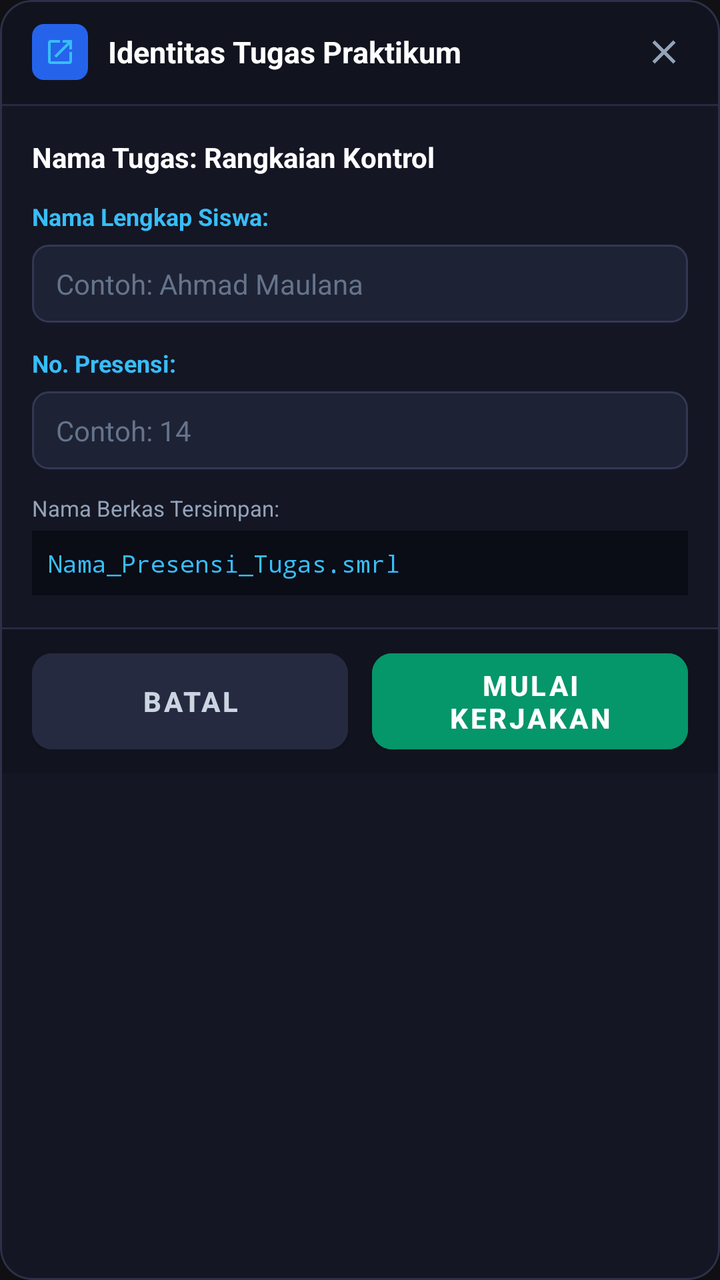
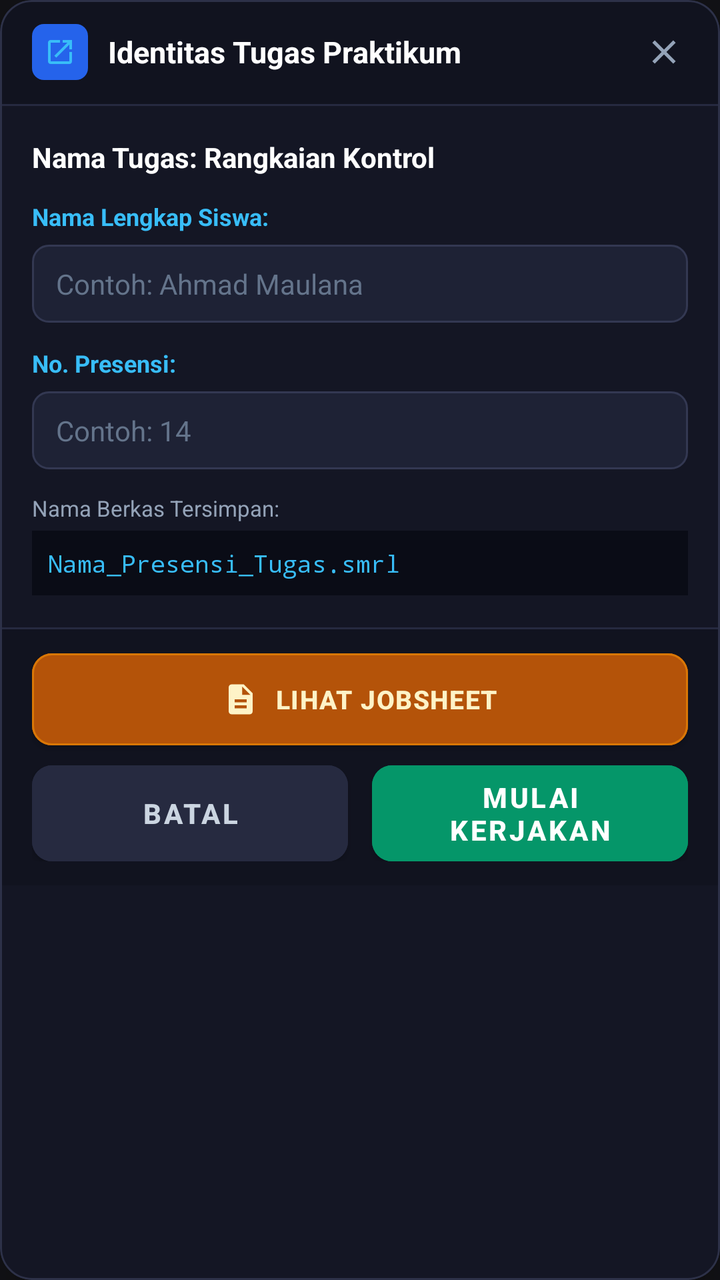

Screens rendered from an Android XML layout before and after an edit, with the pre-edit source and the edit as a unified diff.
<!-- AndroidManifest.xml: application theme Theme.Simurelay -->
<!-- res/layout/dialog_modern_student_identity.xml -->
<?xml version="1.0" encoding="utf-8"?>
<com.google.android.material.card.MaterialCardView
    xmlns:android="http://schemas.android.com/apk/res/android"
    xmlns:app="http://schemas.android.com/apk/res-auto"
    android:layout_width="match_parent"
    android:layout_height="wrap_content"
    android:layout_margin="16dp"
    app:cardBackgroundColor="#141624"
    app:cardCornerRadius="16dp"
    app:cardElevation="16dp"
    app:strokeColor="#2d3148"
    app:strokeWidth="1dp">

    <LinearLayout
        android:layout_width="match_parent"
        android:layout_height="wrap_content"
        android:orientation="vertical">

        
        <LinearLayout
            android:layout_width="match_parent"
            android:layout_height="52dp"
            android:gravity="center_vertical"
            android:orientation="horizontal"
            android:background="#11131f"
            android:paddingStart="16dp"
            android:paddingEnd="12dp">

            <FrameLayout
                android:layout_width="28dp"
                android:layout_height="28dp"
                android:background="@drawable/bg_icon_blue_square">

                <ImageView
                    android:layout_width="16dp"
                    android:layout_height="16dp"
                    android:layout_gravity="center"
                    android:src="@drawable/ic_export"
                    app:tint="#38bdf8"
                    android:contentDescription="Task Icon" />
            </FrameLayout>

            <TextView
                android:layout_width="0dp"
                android:layout_height="wrap_content"
                android:layout_weight="1"
                android:layout_marginStart="10dp"
                android:text="Identitas Tugas Praktikum"
                android:textColor="#ffffff"
                android:textSize="15sp"
                android:textStyle="bold" />

            <ImageView
                android:id="@+id/btnCloseStudentIdentity"
                android:layout_width="32dp"
                android:layout_height="32dp"
                android:padding="6dp"
                android:src="@drawable/ic_close"
                android:background="?android:attr/selectableItemBackgroundBorderless"
                android:clickable="true"
                android:focusable="true"
                app:tint="#94a3b8" />
        </LinearLayout>

        <View
            android:layout_width="match_parent"
            android:layout_height="1dp"
            android:background="#262a40" />

        
        <LinearLayout
            android:layout_width="match_parent"
            android:layout_height="wrap_content"
            android:orientation="vertical"
            android:padding="16dp">

            <TextView
                android:id="@+id/tvIdentityTaskName"
                android:layout_width="match_parent"
                android:layout_height="wrap_content"
                android:text="Nama Tugas: Rangkaian Kontrol"
                android:textColor="#ffffff"
                android:textSize="14sp"
                android:textStyle="bold"
                android:layout_marginBottom="12dp" />

            
            <TextView
                android:layout_width="wrap_content"
                android:layout_height="wrap_content"
                android:text="Nama Lengkap Siswa:"
                android:textColor="#38bdf8"
                android:textSize="12sp"
                android:textStyle="bold"
                android:layout_marginBottom="6dp" />

            <EditText
                android:id="@+id/etStudentNameInput"
                android:layout_width="match_parent"
                android:layout_height="wrap_content"
                android:background="@drawable/bg_edit_text_modern"
                android:textColor="#ffffff"
                android:textColorHint="#64748b"
                android:textSize="14sp"
                android:singleLine="true"
                android:hint="Contoh: Ahmad Maulana"
                android:layout_marginBottom="12dp" />

            
            <TextView
                android:layout_width="wrap_content"
                android:layout_height="wrap_content"
                android:text="No. Presensi:"
                android:textColor="#38bdf8"
                android:textSize="12sp"
                android:textStyle="bold"
                android:layout_marginBottom="6dp" />

            <EditText
                android:id="@+id/etStudentPresensiInput"
                android:layout_width="match_parent"
                android:layout_height="wrap_content"
                android:background="@drawable/bg_edit_text_modern"
                android:textColor="#ffffff"
                android:textColorHint="#64748b"
                android:textSize="14sp"
                android:singleLine="true"
                android:inputType="number"
                android:hint="Contoh: 14"
                android:layout_marginBottom="12dp" />

            
            <TextView
                android:layout_width="wrap_content"
                android:layout_height="wrap_content"
                android:text="Nama Berkas Tersimpan:"
                android:textColor="#94a3b8"
                android:textSize="11sp"
                android:layout_marginBottom="4dp" />

            <TextView
                android:id="@+id/tvStudentAutoFilename"
                android:layout_width="match_parent"
                android:layout_height="wrap_content"
                android:background="#0a0c16"
                android:padding="8dp"
                android:textColor="#38bdf8"
                android:textSize="12sp"
                android:fontFamily="monospace"
                android:text="Nama_Presensi_Tugas.smrl" />
        </LinearLayout>

        <View
            android:layout_width="match_parent"
            android:layout_height="1dp"
            android:background="#262a40" />

        
        <LinearLayout
            android:layout_width="match_parent"
            android:layout_height="wrap_content"
            android:gravity="center_vertical"
            android:orientation="horizontal"
            android:paddingStart="16dp"
            android:paddingEnd="16dp"
            android:paddingTop="12dp"
            android:paddingBottom="12dp"
            android:background="#11131f">

            <com.google.android.material.button.MaterialButton
                android:id="@+id/btnCancelStudentIdentity"
                android:layout_width="0dp"
                android:layout_height="48dp"
                android:layout_weight="1"
                android:backgroundTint="#262a40"
                android:text="BATAL"
                android:textColor="#cbd5e1"
                android:textSize="14sp"
                android:textStyle="bold"
                app:cornerRadius="10dp"
                android:insetTop="0dp"
                android:insetBottom="0dp"
                android:layout_marginEnd="12dp" />

            <com.google.android.material.button.MaterialButton
                android:id="@+id/btnConfirmStudentIdentity"
                android:layout_width="0dp"
                android:layout_height="48dp"
                android:layout_weight="1"
                android:backgroundTint="#059669"
                android:text="MULAI KERJAKAN"
                android:textColor="#ffffff"
                android:textSize="14sp"
                android:textStyle="bold"
                app:cornerRadius="10dp"
                android:insetTop="0dp"
                android:insetBottom="0dp" />
        </LinearLayout>
    </LinearLayout>
</com.google.android.material.card.MaterialCardView>
<!-- resources referenced by this layout -->
<resources>
  <!-- drawable bg_edit_text_modern (drawable) -->
  <?xml version="1.0" encoding="utf-8"?>
  <shape xmlns:android="http://schemas.android.com/apk/res/android"
      android:shape="rectangle">
      <solid android:color="#1e2235" />
      <stroke
          android:width="1dp"
          android:color="#333852" />
      <corners android:radius="8dp" />
      <padding
          android:left="12dp"
          android:top="10dp"
          android:right="12dp"
          android:bottom="10dp" />
  </shape>
  <!-- drawable bg_icon_blue_square (drawable) -->
  <?xml version="1.0" encoding="utf-8"?>
  <shape xmlns:android="http://schemas.android.com/apk/res/android"
      android:shape="rectangle">
      <solid android:color="#2563eb" />
      <corners android:radius="6dp" />
  </shape>
  <!-- drawable ic_close (drawable) -->
  <vector xmlns:android="http://schemas.android.com/apk/res/android"
      android:width="24dp"
      android:height="24dp"
      android:viewportWidth="24"
      android:viewportHeight="24">
    <path
        android:fillColor="#ffffff"
        android:pathData="M19,6.41L17.59,5 12,10.59 6.41,5 5,6.41 10.59,12 5,17.59 6.41,19 12,13.41 17.59,19 19,17.59 13.41,12z"/>
  </vector>
  <!-- drawable ic_export (drawable) -->
  <vector xmlns:android="http://schemas.android.com/apk/res/android"
      android:width="24dp"
      android:height="24dp"
      android:viewportWidth="24"
      android:viewportHeight="24">
      <path
          android:fillColor="#FFFFFFFF"
          android:pathData="M19,19H5V5h7V3H5c-1.11,0 -2,0.9 -2,2v14c0,1.1 0.89,2 2,2h14c1.1,0 2,-0.9 2,-2v-7h-2v7zM14,3v2h3.59l-9.83,9.83 1.41,1.41L19,6.41V10h2V3h-7z"/>
  </vector>
  <style name="Theme.Simurelay" parent="Theme.MaterialComponents.NoActionBar">
          <item name="android:windowBackground">#121216</item>
          <item name="android:colorBackground">#121216</item>
          <item name="android:windowNoTitle">true</item>
          <item name="android:windowFullscreen">false</item>
          <item name="android:statusBarColor">@android:color/transparent</item>
          <item name="android:navigationBarColor">@android:color/transparent</item>
          <item name="android:windowDrawsSystemBarBackgrounds">true</item>
          <item name="colorPrimary">#2563eb</item>
          <item name="colorPrimaryDark">#121216</item>
          <item name="colorAccent">#38bdf8</item>
      </style>
</resources>

<!-- the commit's change to res/layout/dialog_modern_student_identity.xml (unified diff, before → after) -->
@@ -159,42 +159,72 @@
         <LinearLayout
             android:layout_width="match_parent"
             android:layout_height="wrap_content"
-            android:gravity="center_vertical"
-            android:orientation="horizontal"
+            android:orientation="vertical"
             android:paddingStart="16dp"
             android:paddingEnd="16dp"
             android:paddingTop="12dp"
             android:paddingBottom="12dp"
             android:background="#11131f">
 
+            
             <com.google.android.material.button.MaterialButton
-                android:id="@+id/btnCancelStudentIdentity"
-                android:layout_width="0dp"
-                android:layout_height="48dp"
-                android:layout_weight="1"
-                android:backgroundTint="#262a40"
-                android:text="BATAL"
-                android:textColor="#cbd5e1"
-                android:textSize="14sp"
-                android:textStyle="bold"
-                app:cornerRadius="10dp"
+                android:id="@+id/btnViewTaskJobsheet"
+                android:layout_width="match_parent"
+                android:layout_height="46dp"
+                android:layout_marginBottom="10dp"
+                android:backgroundTint="#b45309"
+                android:text="LIHAT JOBSHEET"
+                android:textColor="#fef3c7"
+                android:textSize="13sp"
+                android:textStyle="bold"
+                android:letterSpacing="0.04"
                 android:insetTop="0dp"
                 android:insetBottom="0dp"
-                android:layout_marginEnd="12dp" />
-
-            <com.google.android.material.button.MaterialButton
-                android:id="@+id/btnConfirmStudentIdentity"
-                android:layout_width="0dp"
-                android:layout_height="48dp"
-                android:layout_weight="1"
-                android:backgroundTint="#059669"
-                android:text="MULAI KERJAKAN"
-                android:textColor="#ffffff"
-                android:textSize="14sp"
-                android:textStyle="bold"
                 app:cornerRadius="10dp"
-                android:insetTop="0dp"
-                android:insetBottom="0dp" />
+                app:strokeColor="#d97706"
+                app:strokeWidth="1dp"
+                app:icon="@drawable/ic_description"
+                app:iconGravity="textStart"
+                app:iconPadding="8dp"
+                app:iconSize="18dp"
+                app:iconTint="#fef3c7" />
+
+            
+            <LinearLayout
+                android:layout_width="match_parent"
+                android:layout_height="wrap_content"
+                android:gravity="center_vertical"
+                android:orientation="horizontal">
+
+                <com.google.android.material.button.MaterialButton
+                    android:id="@+id/btnCancelStudentIdentity"
+                    android:layout_width="0dp"
+                    android:layout_height="48dp"
+                    android:layout_weight="1"
+                    android:backgroundTint="#262a40"
+                    android:text="BATAL"
+                    android:textColor="#cbd5e1"
+                    android:textSize="14sp"
+                    android:textStyle="bold"
+                    app:cornerRadius="10dp"
+                    android:insetTop="0dp"
+                    android:insetBottom="0dp"
+                    android:layout_marginEnd="12dp" />
+
+                <com.google.android.material.button.MaterialButton
+                    android:id="@+id/btnConfirmStudentIdentity"
+                    android:layout_width="0dp"
+                    android:layout_height="48dp"
+                    android:layout_weight="1"
+                    android:backgroundTint="#059669"
+                    android:text="MULAI KERJAKAN"
+                    android:textColor="#ffffff"
+                    android:textSize="14sp"
+                    android:textStyle="bold"
+                    app:cornerRadius="10dp"
+                    android:insetTop="0dp"
+                    android:insetBottom="0dp" />
+            </LinearLayout>
         </LinearLayout>
     </LinearLayout>
 </com.google.android.material.card.MaterialCardView>
<!-- resource entries referenced after the edit -->
@@ -32,6 +32,16 @@
         android:fillColor="#ffffff"
         android:pathData="M19,6.41L17.59,5 12,10.59 6.41,5 5,6.41 10.59,12 5,17.59 6.41,19 12,13.41 17.59,19 19,17.59 13.41,12z"/>
   </vector>
+  <!-- drawable ic_description (drawable) -->
+  <vector xmlns:android="http://schemas.android.com/apk/res/android"
+      android:width="24dp"
+      android:height="24dp"
+      android:viewportWidth="24"
+      android:viewportHeight="24">
+      <path
+          android:fillColor="#FFFFFF"
+          android:pathData="M14,2H6C4.9,2 4,2.9 4,4v16c0,1.1 0.9,2 2,2h12c1.1,0 2,-0.9 2,-2V8L14,2zM16,18H8v-2h8V18zM16,14H8v-2h8V14zM13,9V3.5L18.5,9H13z" />
+  </vector>
   <!-- drawable ic_export (drawable) -->
   <vector xmlns:android="http://schemas.android.com/apk/res/android"
       android:width="24dp"
